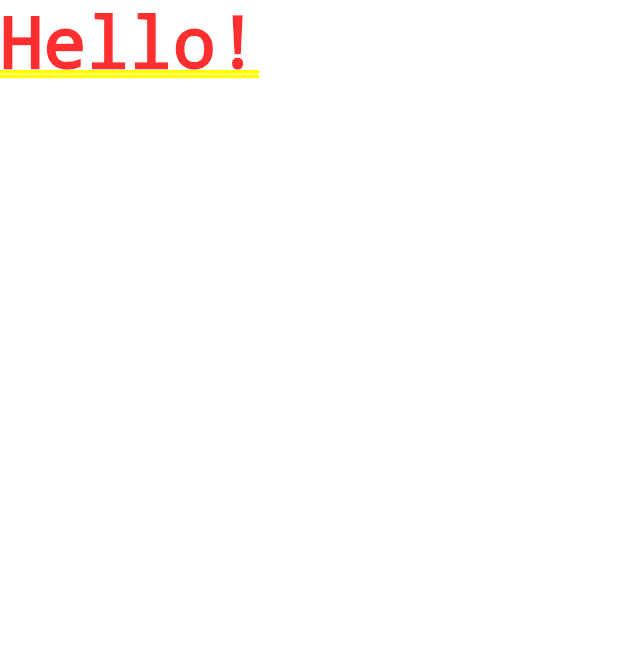
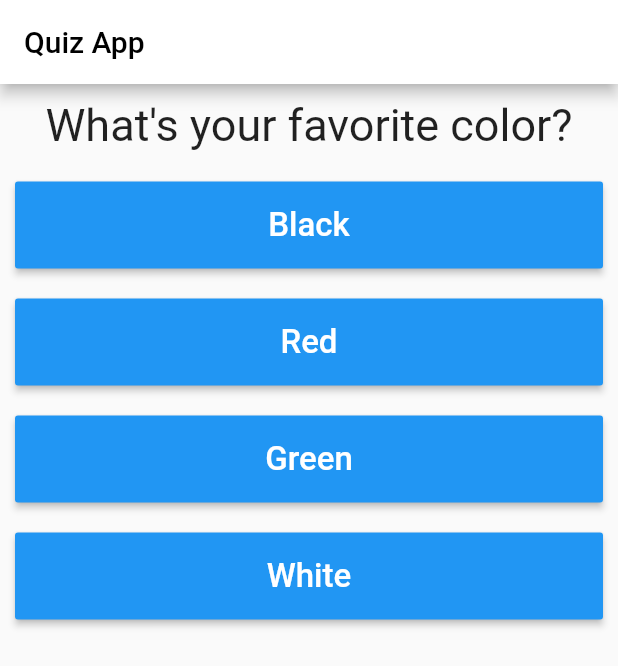
Before and after one commit to Priyanshu-Natani/Personality-Tester-Quiz-App, a Flutter app: the screen it shows after launch, on a phone screen of 412 x 824 dp. Shown: the top 666 px of the screen. Run offline on Flutter 3.47's test engine with Material 2 defaults, Android fonts, the phone set to English and light mode, and no system bars.

Commit message:
first commit

```diff
--- /dev/null
+++ b/lib/answer.dart
@@ -0,0 +1,23 @@
+import 'package:flutter/material.dart';
+
+class Answer extends StatelessWidget {
+
+  final VoidCallback hendaler;
+  final String answer;
+  Answer(this.hendaler, this.answer);
+  @override
+  Widget build(BuildContext context) {
+    return Container(
+      margin:EdgeInsets.all(10) ,
+      width: double.infinity,
+      child: RaisedButton(
+
+        child: Container(
+          padding: EdgeInsets.all(16),
+          child: Text(answer,style: TextStyle(fontSize: 22,color:Colors.white),)),
+        onPressed: hendaler,
+        color: Colors.blue,
+      ),
+    );
+  }
+}
--- a/lib/main.dart
+++ b/lib/main.dart
@@ -1,16 +1,84 @@
 import 'package:flutter/material.dart';
+import 'package:flutter_basic_app/result.dart';
 
-void main()
-{
+import './result.dart';
+import './quiz.dart';
+
+void main() {
   runApp(MyApp());
 }
 
-class MyApp extends StatelessWidget{
+class MyApp extends StatefulWidget {
+  @override
+  State<StatefulWidget> createState() {
+    // TODO: implement createState
+    return MyAppState();
+  }
+}
+
+class MyAppState extends State<MyApp> {
+  var questionIndex = 0;
+  var totalScore = 0;
+
+  void reset(){
+    setState(() {
+      questionIndex = 0;
+   totalScore = 0;
+    });
+
+  }
+
+  void whenAnsClicked(int score) {
+    setState(() {
+      totalScore += score;
+      questionIndex = questionIndex + 1;
+    });
+
+    print(questionIndex);
+  }
 
   @override
   Widget build(BuildContext context) {
+    var questions = [
+      {
+      'question': 'What\'s your favorite color?',
+      'answers': [
+        {'text': 'Black', 'score': 10},
+        {'text': 'Red', 'score': 5},
+        {'text': 'Green', 'score': 3},
+        {'text': 'White', 'score': 1},
+      ],
+    },
+    {
+      'question': 'What\'s your favorite animal?',
+      'answers': [
+        {'text': 'Rabbit', 'score': 3},
+        {'text': 'Snake', 'score': 11},
+        {'text': 'Elephant', 'score': 5},
+        {'text': 'Lion', 'score': 9},
+      ],
+    },
+    {
+      'question': 'Which Type of movie do you like?',
+      'answers': [
+        {'text': 'Crime', 'score': 5},
+        {'text': 'Drama', 'score': 2},
+        {'text': 'Comedy', 'score': 1},
+        {'text': 'Adventure ', 'score': 3},
+      ],
+    },
+    ];
 
-      return MaterialApp(home: Text("Hello!"),);
+    return MaterialApp(
+      home: Scaffold(
+        appBar: AppBar(backgroundColor: Colors.white,
+        foregroundColor: Colors.black,
+          title: Text('Quiz App', style: TextStyle(color: Colors.black),),
+        ),
+        body: questionIndex < questions.length ?
+        Quiz(questions, questionIndex, whenAnsClicked)
+            : Result(totalScore,reset),
+      ),
+    );
   }
-
 }
--- /dev/null
+++ b/lib/question.dart
@@ -0,0 +1,17 @@
+import 'package:flutter/material.dart';
+
+class Question extends StatelessWidget{
+
+   final String question;
+   Question(this.question);
+
+   @override
+  Widget build(BuildContext context) {
+
+    return Container(child: Text(question,style:TextStyle(fontSize: 30),
+    textAlign: TextAlign.center,),
+    margin: EdgeInsets.all(10),
+    width: double.infinity,);
+  }
+
+}
--- /dev/null
+++ b/lib/quiz.dart
@@ -0,0 +1,28 @@
+import 'package:flutter/material.dart';
+
+
+import './question.dart';
+import './answer.dart';
+class Quiz extends StatelessWidget {
+
+  final  questions ;
+  final  questionIndex;
+  final Function whenAnsClicked;
+
+  Quiz(this.questions,this.questionIndex,this.whenAnsClicked);
+
+  @override
+  Widget build(BuildContext context) {
+    return Container(
+      child:Column(
+                children: [
+                  Question((questions[questionIndex]['question']).toString()),
+                  ...(questions[questionIndex]['answers'] as List<Map<String,Object>>)
+                      .map((answers) {
+                    return Answer(() => whenAnsClicked(answers['score']), answers['text'].toString());
+                  }).toList()
+                ],
+              )
+    );
+  }
+}
```
Also changed, not shown: lib/result.dart (added, +78 -0 lines).
